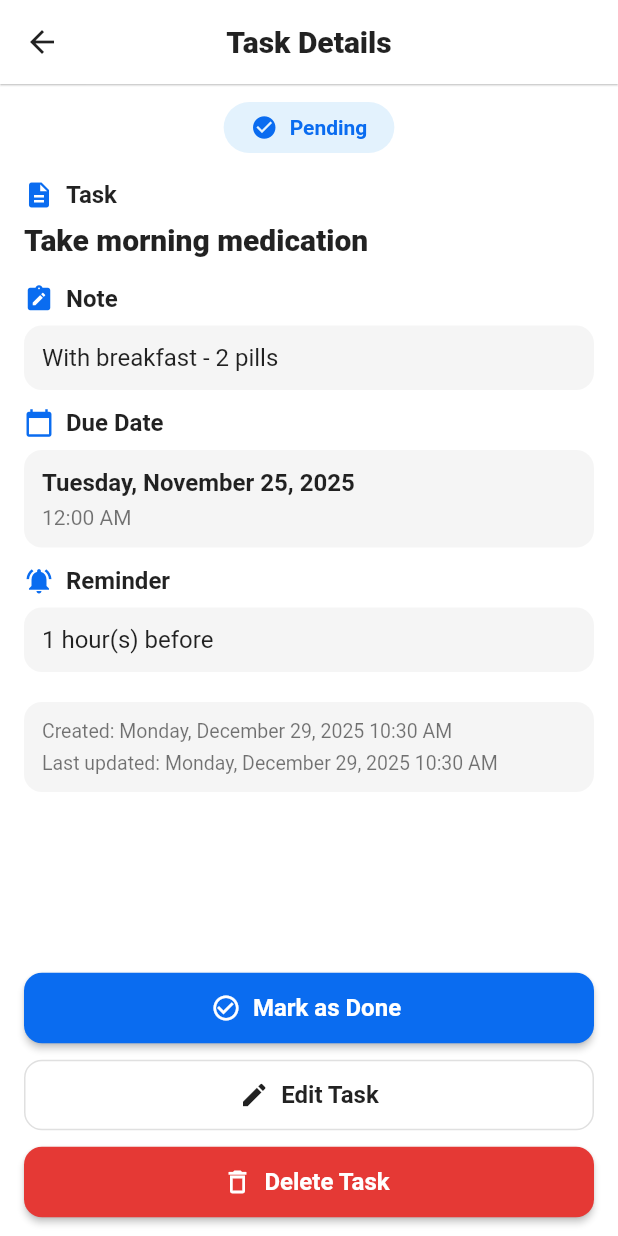
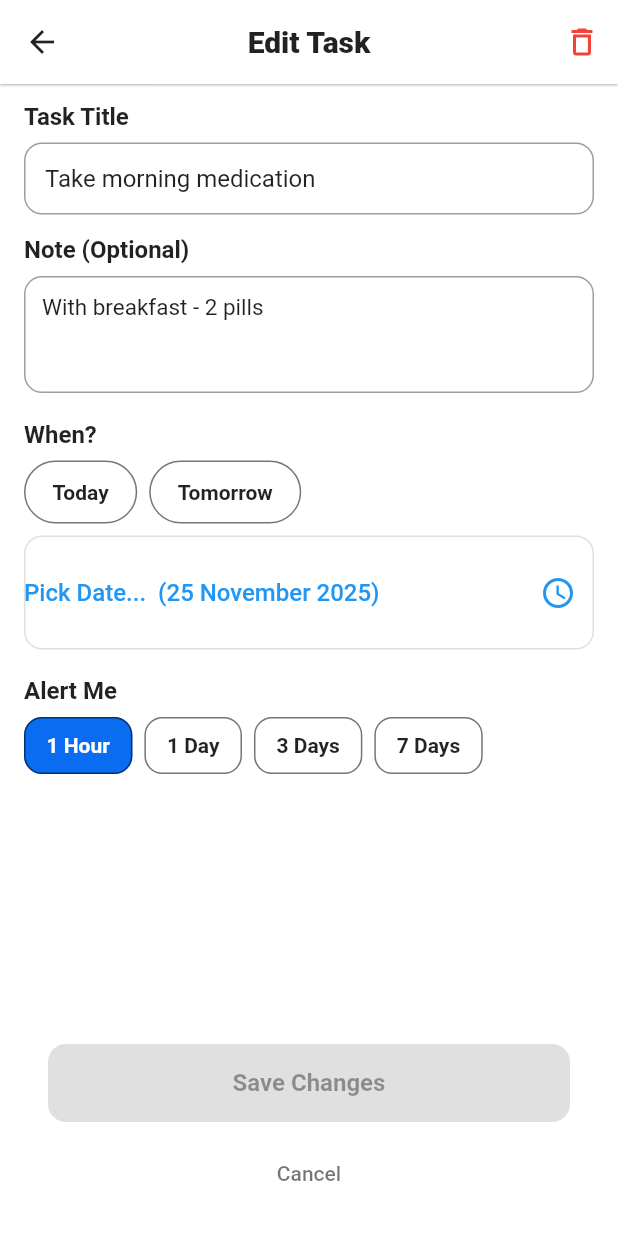
Before and after one commit to YangMin1022/easycare_to_do_app, a Flutter app: the TaskListHome screen opened directly, scrolled down 33 dp, after a tap on the "edit" icon, on a phone screen of 412 x 824 dp. Run offline on Flutter 3.47's test engine with Material 3 defaults, Android fonts, the phone set to English and light mode, and no system bars.

Commit message:
Added edit task page

```diff
--- /dev/null
+++ b/lib/edit_task.dart
@@ -0,0 +1,386 @@
+// lib/edit_task.dart
+import 'package:flutter/material.dart';
+import 'task_item.dart';
+
+/// EditTaskScreen
+/// - Accepts an existing TaskItem
+/// - onSave: returns edited TaskItem
+/// - onCancel: optional
+/// - onDelete: optional
+class EditTaskScreen extends StatefulWidget {
+  final TaskItem task;
+  final Future<void> Function(TaskItem)? onSave;
+  final VoidCallback? onCancel;
+  final VoidCallback? onDelete;
+
+  const EditTaskScreen({
+    Key? key,
+    required this.task,
+    this.onSave,
+    this.onCancel,
+    this.onDelete,
+  }) : super(key: key);
+
+  @override
+  State<EditTaskScreen> createState() => _EditTaskScreenState();
+}
+
+class _EditTaskScreenState extends State<EditTaskScreen> {
+  // UI tokens
+  static const Color primary = Color(0xFF0A6CF0);
+  static const double horizontalPadding = 16.0;
+
+  late TextEditingController _titleCtrl;
+  late TextEditingController _noteCtrl;
+  late DateTime _selectedDate;
+  late TimeOfDay _selectedTime;
+  Duration? _selectedReminder;
+
+  bool _isSaving = false;
+
+  @override
+  void initState() {
+    super.initState();
+    final t = widget.task;
+    _titleCtrl = TextEditingController(text: t.title);
+    _noteCtrl = TextEditingController(text: t.note.trim().isEmpty ? '' : t.note);
+    _selectedDate = DateTime(t.due.year, t.due.month, t.due.day);
+    _selectedTime = TimeOfDay(hour: t.due.hour, minute: t.due.minute);
+    _selectedReminder = t.reminderBefore;
+    _titleCtrl.addListener(_onFieldChanged);
+    _noteCtrl.addListener(_onFieldChanged);
+  }
+
+  @override
+  void dispose() {
+    _titleCtrl.dispose();
+    _noteCtrl.dispose();
+    super.dispose();
+  }
+
+  // Track whether any field changed compared with original
+  bool get _hasChanges {
+    final orig = widget.task;
+    if (_titleCtrl.text.trim() != orig.title) return true;
+    if ((_noteCtrl.text.trim()) != (orig.note.trim().isEmpty ? '' : orig.note)) return true;
+    if (!_sameDate(_selectedDate, orig.due)) return true;
+    if (!_sameTime(_selectedTime, orig.due)) return true;
+    if ((_selectedReminder?.inSeconds ?? -1) != (orig.reminderBefore?.inSeconds ?? -1)) return true;
+    return false;
+  }
+
+  void _onFieldChanged() {
+    // setState only if UI needs updating (save button enabled)
+    setState(() {});
+  }
+
+  static bool _sameDate(DateTime a, DateTime b) => a.year == b.year && a.month == b.month && a.day == b.day;
+  static bool _sameTime(TimeOfDay t, DateTime b) => t.hour == b.hour && t.minute == b.minute;
+
+  Future<void> _pickDate() async {
+    // Replace this method to call custom date picker if available
+    final initial = _selectedDate;
+    final first = DateTime.now().subtract(const Duration(days: 365 * 10));
+    final last = DateTime.now().add(const Duration(days: 365 * 10));
+    final picked = await showDatePicker(
+      context: context,
+      initialDate: initial,
+      firstDate: first,
+      lastDate: last,
+      helpText: 'Pick a date',
+    );
+    if (picked != null) {
+      setState(() {
+        _selectedDate = DateTime(picked.year, picked.month, picked.day);
+      });
+    }
+  }
+
+  Future<void> _pickTime() async {
+    // Replace this method to call custom time picker if available
+    final picked = await showTimePicker(
+      context: context,
+      initialTime: _selectedTime,
+    );
+    if (picked != null) {
+      setState(() {
+        _selectedTime = picked;
+      });
+    }
+  }
+
+  void _setDateToday() {
+    final now = DateTime.now();
+    setState(() {
+      _selectedDate = DateTime(now.year, now.month, now.day);
+    });
+  }
+
+  void _setDateTomorrow() {
+    final t = DateTime.now().add(const Duration(days: 1));
+    setState(() {
+      _selectedDate = DateTime(t.year, t.month, t.day);
+    });
+  }
+
+  void _setReminder(Duration d) {
+    setState(() {
+      _selectedReminder = d;
+    });
+  }
+
+  String _formatDateLabel(DateTime d) {
+    final months = [
+      'January','February','March','April','May','June','July','August','September','October','November','December'
+    ];
+    return '${d.day.toString().padLeft(2, '0')} ${months[d.month - 1]} ${d.year}';
+  }
+
+  // String _formatTimeLabel(TimeOfDay t) {
+  //   final hour = t.hourOfPeriod == 0 ? 12 : t.hourOfPeriod;
+  //   final min = t.minute.toString().padLeft(2, '0');
+  //   final ampm = t.period == DayPeriod.am ? 'AM' : 'PM';
+  //   return '$hour:$min $ampm';
+  // }
+
+  Future<void> _onSavePressed() async {
+    if (!_hasChanges || _isSaving) return;
+    if (_titleCtrl.text.trim().isEmpty) {
+      ScaffoldMessenger.of(context).showSnackBar(const SnackBar(content: Text('Please enter a title.')));
+      return;
+    }
+
+    setState(() => _isSaving = true);
+
+    final newDue = DateTime(
+      _selectedDate.year,
+      _selectedDate.month,
+      _selectedDate.day,
+      _selectedTime.hour,
+      _selectedTime.minute,
+    );
+
+    final edited = widget.task.copyWith(
+      title: _titleCtrl.text.trim(),
+      note: _noteCtrl.text.trim().isEmpty ? null : _noteCtrl.text.trim(),
+      due: newDue,
+      reminderBefore: _selectedReminder,
+    );
+
+    try {
+      if (widget.onSave != null) {
+        await widget.onSave!(edited);
+      }
+      // close screen and return edited task to caller
+      if (mounted) Navigator.of(context).pop(edited);
+    } catch (e) {
+      // show error
+      ScaffoldMessenger.of(context).showSnackBar(SnackBar(content: Text('Save failed: $e')));
+    } finally {
+      if (mounted) setState(() => _isSaving = false);
+    }
+  }
+
+  void _onCancelPressed() {
+    if (widget.onCancel != null) widget.onCancel!();
+    Navigator.of(context).pop();
+  }
+
+  Future<void> _onDeletePressed() async {
+    final confirm = await showDialog<bool>(
+      context: context,
+      builder: (ctx) => AlertDialog(
+        title: const Text('Delete task'),
+        content: const Text('Are you sure you want to delete this task? This action cannot be undone.'),
+        actions: [
+          TextButton(onPressed: () => Navigator.of(ctx).pop(false), child: const Text('Cancel')),
+          TextButton(onPressed: () => Navigator.of(ctx).pop(true), child: const Text('Delete', style: TextStyle(color: Colors.red))),
+        ],
+      ),
+    );
+    if (confirm == true) {
+      if (widget.onDelete != null) widget.onDelete!();
+      Navigator.of(context).pop(); // close screen after delete
+    }
+  }
+
+  Widget _segmentedButton(String label, bool active, VoidCallback onTap) {
+    return GestureDetector(
+      onTap: onTap,
+      child: AnimatedContainer(
+        duration: const Duration(milliseconds: 160),
+        padding: const EdgeInsets.symmetric(horizontal: 18, vertical: 12),
+        decoration: BoxDecoration(
+          color: active ? primary : Colors.transparent,
+          borderRadius: BorderRadius.circular(28),
+          border: Border.all(color: Colors.black54),
+        ),
+        child: Text(label, style: TextStyle(color: active ? Colors.white : Colors.black87, fontWeight: FontWeight.w700)),
+      ),
+    );
+  }
+
+  Widget _reminderChip(String label, Duration dur) {
+    final active = _selectedReminder == dur;
+    return GestureDetector(
+      onTap: () => _setReminder(dur),
+      child: Container(
+        padding: const EdgeInsets.symmetric(horizontal: 14, vertical: 10),
+        decoration: BoxDecoration(
+          color: active ? primary : Colors.transparent,
+          border: Border.all(color: Colors.black54),
+          borderRadius: BorderRadius.circular(12),
+        ),
+        child: Text(label, style: TextStyle(color: active ? Colors.white : Colors.black87, fontWeight: FontWeight.w700)),
+      ),
+    );
+  }
+
+  @override
+  Widget build(BuildContext context) {
+    final saveEnabled = _hasChanges && !_isSaving;
+
+    return Scaffold(
+      appBar: AppBar(
+        backgroundColor: Colors.white,
+        elevation: 0.6,
+        leading: IconButton(
+          icon: const Icon(Icons.arrow_back, color: Colors.black87),
+          onPressed: _onCancelPressed,
+        ),
+        title: const Text('Edit Task', style: TextStyle(color: Colors.black87, fontWeight: FontWeight.w800)),
+        centerTitle: true,
+        actions: [
+          IconButton(
+            icon: const Icon(Icons.delete_outline, color: Colors.red),
+            onPressed: _onDeletePressed,
+            tooltip: 'Delete task',
+          )
+        ],
+      ),
+      body: SafeArea(
+        child: Padding(
+          padding: const EdgeInsets.symmetric(horizontal: horizontalPadding),
+          child: Column(
+            children: [
+              Expanded(
+                child: SingleChildScrollView(
+                  physics: const BouncingScrollPhysics(),
+                  child: Column(
+                    crossAxisAlignment: CrossAxisAlignment.start,
+                    children: [
+                      const SizedBox(height: 12),
+
+                      // Title label + input (rounded box)
+                      const Text('Task Title', style: TextStyle(fontSize: 16, fontWeight: FontWeight.w600)),
+                      const SizedBox(height: 8),
+                      TextField(
+                        controller: _titleCtrl,
+                        decoration: InputDecoration(
+                          hintText: 'Enter task title',
+                          contentPadding: const EdgeInsets.symmetric(horizontal: 14, vertical: 14),
+                          border: OutlineInputBorder(borderRadius: BorderRadius.circular(12), borderSide: const BorderSide(width: 2)),
+                        ),
+                        style: const TextStyle(fontSize: 16),
+                      ),
+
+                      const SizedBox(height: 14),
+
+                      // Note
+                      const Text('Note (Optional)', style: TextStyle(fontSize: 16, fontWeight: FontWeight.w600)),
+                      const SizedBox(height: 8),
+                      TextField(
+                        controller: _noteCtrl,
+                        minLines: 3,
+                        maxLines: 6,
+                        decoration: InputDecoration(
+                          hintText: 'Add additional details...',
+                          contentPadding: const EdgeInsets.symmetric(horizontal: 12, vertical: 12),
+                          border: OutlineInputBorder(borderRadius: BorderRadius.circular(12), borderSide: const BorderSide(width: 2)),
+                        ),
+                        style: const TextStyle(fontSize: 15),
+                      ),
+
+                      const SizedBox(height: 18),
+
+                      // When?
+                      const Text('When?', style: TextStyle(fontSize: 16, fontWeight: FontWeight.w700)),
+                      const SizedBox(height: 8),
+                      Row(
+                        children: [
+                          _segmentedButton('Today', _sameDate(_selectedDate, DateTime.now()), _setDateToday),
+                          const SizedBox(width: 8),
+                          _segmentedButton('Tomorrow', _sameDate(_selectedDate, DateTime.now().add(const Duration(days: 1))), _setDateTomorrow),
+                        ],
+                      ),
+                      const SizedBox(height: 8),
+                      OutlinedButton(
+                        onPressed: _pickDate,
+                        style: OutlinedButton.styleFrom(
+                          padding: const EdgeInsets.symmetric(vertical: 14),
+                          shape: RoundedRectangleBorder(borderRadius: BorderRadius.circular(12)),
+                        ),
+                        child: Row(mainAxisAlignment: MainAxisAlignment.spaceBetween, children: [
+                          Text('Pick Date...  (${_formatDateLabel(_selectedDate)})', style: const TextStyle(fontSize: 16)),
+                          IconButton(
+                            onPressed: _pickTime,
+                            icon: const Icon(Icons.access_time),
+                            tooltip: 'Pick time',
+                          )
+                        ]),
+                      ),
+
+                      const SizedBox(height: 18),
+                      const Text('Alert Me', style: TextStyle(fontSize: 16, fontWeight: FontWeight.w700)),
+                      const SizedBox(height: 8),
+                      Wrap(
+                        spacing: 8,
+                        runSpacing: 8,
+                        children: [
+                          _reminderChip('1 Hour', const Duration(hours: 1)),
+                          _reminderChip('1 Day', const Duration(days: 1)),
+                          _reminderChip('3 Days', const Duration(days: 3)),
+                          _reminderChip('7 Days', const Duration(days: 7)),
+                        ],
+                      ),
+
+                      const SizedBox(height: 20),
+                    ],
+                  ),
+                ),
+              ),
+
+              // Bottom action buttons
+              Padding(
+                padding: const EdgeInsets.only(bottom: 18, left: horizontalPadding, right: horizontalPadding),
+                child: Column(
+                  children: [
+                    SizedBox(
+                      width: double.infinity,
+                      height: 52,
+                      child: ElevatedButton(
+                        onPressed: saveEnabled ? _onSavePressed : null,
+                        style: ElevatedButton.styleFrom(
+                          backgroundColor: primary,
+                          shape: RoundedRectangleBorder(borderRadius: BorderRadius.circular(12)),
+                        ),
+                        child: _isSaving
+                            ? const CircularProgressIndicator(color: Colors.white)
+                            : const Text('Save Changes', style: TextStyle(fontSize: 16, fontWeight: FontWeight.w700)),
+                      ),
+                    ),
+                    const SizedBox(height: 10),
+                    TextButton(
+                      onPressed: _isSaving ? null : _onCancelPressed,
+                      child: const Text('Cancel', style: TextStyle(color: Colors.black54)),
+                    )
+                  ],
+                ),
+              ),
+            ],
+          ),
+        ),
+      ),
+    );
+  }
+}
--- a/lib/main.dart
+++ b/lib/main.dart
@@ -3,6 +3,7 @@ import 'package:flutter/material.dart';
 import 'add_task.dart';
 import 'task_item.dart';
 import 'task_details.dart';
+import 'edit_task.dart';
 import 'dart:math';
 
 void main() {
@@ -255,6 +256,39 @@ class _TaskListHomeState extends State<TaskListHome> {
     }
   }
 
+  Future<void> _openEditTask(TaskItem t) async {
+    await Navigator.push(
+      context,
+      MaterialPageRoute(
+        builder: (_) => EditTaskScreen(
+          task: t,
+          // 1. Handle Saving: Replace the old task with the edited one
+          onSave: (editedTask) async {
+            setState(() {
+              final index = _tasks.indexWhere((item) => item.id == editedTask.id);
+              if (index != -1) {
+                _tasks[index] = editedTask;
+                _applySort(); // Re-sort in case date or title changed
+              }
+            });
+            ScaffoldMessenger.of(context).showSnackBar(
+              const SnackBar(content: Text('Task updated successfully')),
+            );
+          },
+          // 2. Handle Deleting (Optional, since Edit screen has a delete button)
+          onDelete: () {
+            setState(() {
+              _tasks.removeWhere((item) => item.id == t.id);
+            });
+            ScaffoldMessenger.of(context).showSnackBar(
+               const SnackBar(content: Text('Task deleted')),
+            );
+          },
+        ),
+      ),
+    );
+  }
+
   // Add this inside _TaskListHomeState class
   void _openTaskDetails(TaskItem t) async {
     await Navigator.push(
@@ -279,10 +313,11 @@ class _TaskListHomeState extends State<TaskListHome> {
           },
           // Handle 'Edit' (Placeholder)
           onEdit: (task) {
+            // Step A: Close the Details screen first
             Navigator.pop(context);
-            ScaffoldMessenger.of(context).showSnackBar(
-              const SnackBar(content: Text('Edit functionality coming soon'))
-            );
+
+            // Step B: Open the Edit screen immediately
+            _openEditTask(task);
           },
         ),
       ),
@@ -380,7 +415,7 @@ class _TaskListHomeState extends State<TaskListHome> {
                   const SizedBox(width: 8),
                   // edit icon
                   IconButton(
-                    onPressed: () => _openTaskDetails(t),
+                    onPressed: () => _openEditTask(t),
                     icon: const Icon(Icons.edit, color: _Design.primary),
                   ),
                 ]),
--- a/lib/task_details.dart
+++ b/lib/task_details.dart
@@ -1,5 +1,6 @@
 import 'package:flutter/material.dart';
 import 'task_item.dart';
+import 'edit_task.dart';
 
 /// Simple Task model used by TaskDetailsScreen.
 /// Extend with IDs or DB fields as needed.
--- a/lib/task_item.dart
+++ b/lib/task_item.dart
@@ -25,4 +25,26 @@ class TaskItem {
     this.completed = false,
     this.status = TaskStatus.pending,
   });
+
+  TaskItem copyWith({
+    String? id,
+    String? title,
+    String? note,
+    DateTime? due,
+    DateTime? createdAt,
+    DateTime? updatedAt,
+    Duration? reminderBefore,
+    bool? completed,
+  }) {
+    return TaskItem(
+      id: id ?? this.id,
+      title: title ?? this.title,
+      note: note ?? this.note,
+      due: due ?? this.due,
+      reminderBefore: reminderBefore ?? this.reminderBefore,
+      createdAt: createdAt ?? this.createdAt,
+      updatedAt: updatedAt ?? this.updatedAt,
+      completed: completed ?? this.completed,
+    );
+  }
 }
```
